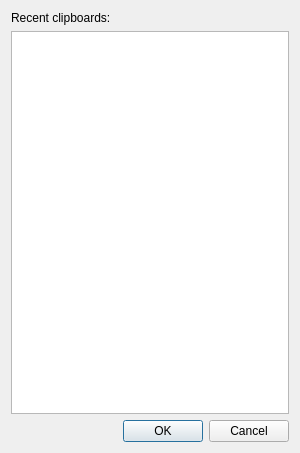
Sigil-Ebook/Sigil, file src/Form_Files/ClipboardHistorySelector.ui: the form before one commit.
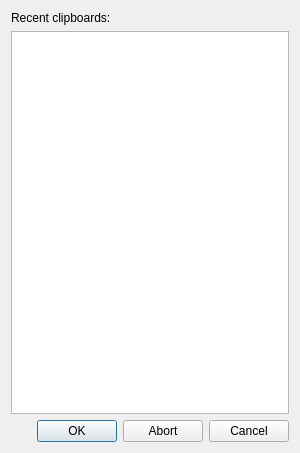
The form after the commit.

The edit to the form file:
```diff
--- a/src/Form_Files/ClipboardHistorySelector.ui
+++ b/src/Form_Files/ClipboardHistorySelector.ui
@@ -54,7 +54,7 @@
       <string/>
      </property>
      <property name="standardButtons">
-      <set>QDialogButtonBox::Cancel|QDialogButtonBox::Ok</set>
+      <set>QDialogButtonBox::Abort|QDialogButtonBox::Cancel|QDialogButtonBox::Ok</set>
      </property>
     </widget>
    </item>
```
